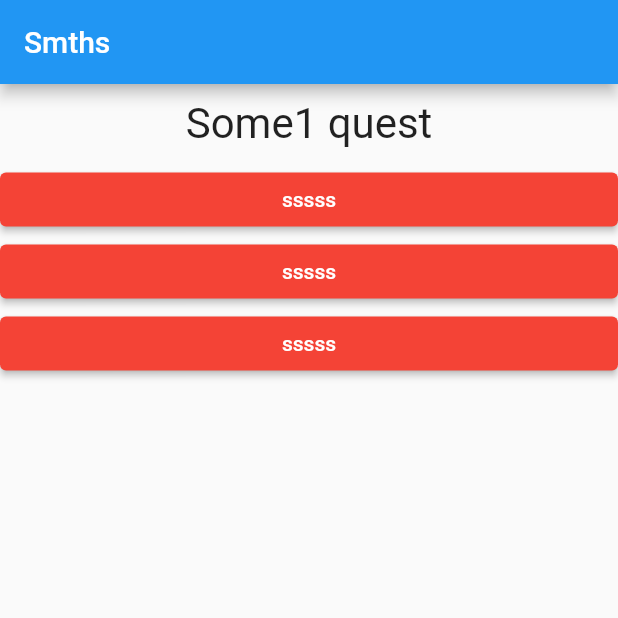
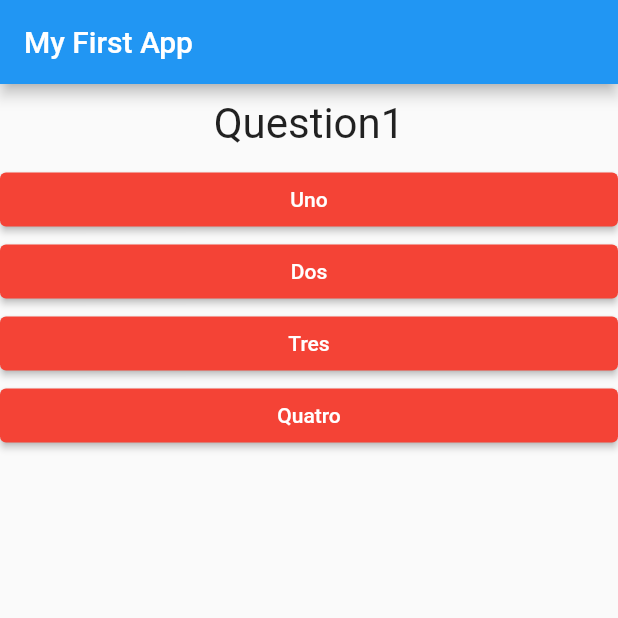
Before and after one commit to KrolArthur/flutter_quiz_app, a Flutter app: the screen it shows after launch, on a phone screen of 412 x 824 dp, the top half of it. Run offline on Flutter 3.47's test engine with Material 2 defaults, Android fonts, the phone set to English and light mode, and no system bars.

Commit message:
testing conditions in design

```diff
--- a/quiz_app/quiz_app/lib/answer.dart
+++ b/quiz_app/quiz_app/lib/answer.dart
@@ -2,7 +2,8 @@ import 'package:flutter/material.dart';
 
 class Answer extends StatelessWidget {
   final VoidCallback selectHandler;
-  Answer(this.selectHandler);
+  final String answerText;
+  Answer(this.selectHandler, this.answerText);
 
   @override
   Widget build(BuildContext context) {
@@ -12,7 +13,7 @@ class Answer extends StatelessWidget {
           style: ButtonStyle(
             backgroundColor: MaterialStateProperty.all(Colors.red),
           ),
-          onPressed: selectHandler, child: Text('sssss')),
+          onPressed: selectHandler, child: Text(answerText)),
     );
   }
 }
--- a/quiz_app/quiz_app/lib/main.dart
+++ b/quiz_app/quiz_app/lib/main.dart
@@ -13,8 +13,25 @@ class MyApp extends StatefulWidget {
 
 class myAppState extends State<MyApp> {
   var questionIndex = 0;
+  final questions = const [
+    {
+      'question' : 'Question1',
+      'answers' : ['Uno', 'Dos', 'Tres', 'Quatro']
+    },
+    {
+      'question' : 'Question2',
+      'answers' : ['Uno2', 'Dos2', 'Tres2', 'Quatro2']
+    },
+    {
+      'question' : 'Question3',
+      'answers' : ['Uno3', 'Dos3', 'Tres3', 'Quatro3']
+    }
+];
 
   void answerQuestion() {
+    if (questionIndex < questions.length) {
+
+    }
     setState(() {
       questionIndex += 1;
     });
@@ -22,18 +39,25 @@ class myAppState extends State<MyApp> {
 
   @override
   Widget build(BuildContext context) {
-    var questions = [
-      'Some1 quest',
-      'Some2 quest'
-    ];
-    return MaterialApp(home: Scaffold(
-      appBar: AppBar(title: Text('Smths'),),
-      body: Column(children: [
-        Question(questions[questionIndex]),
-        Answer(answerQuestion),
-        Answer(answerQuestion),
-        Answer(answerQuestion),
+
+    return MaterialApp(
+      home: Scaffold(
+        appBar: AppBar(
+          title: Text('My First App'),
+        ),
+        body: questionIndex < questions.length ? Column(
+          children: [
+            Question(
+              questions[questionIndex]['question'] as String,
+            ),
+            ...(questions[questionIndex]['answers'] as List<String>)
+                .map((answer) {
+              return Answer(answerQuestion, answer);
+            }).toList()
       ],)
+      : Center(
+          child: Text('You did it'),
+        ),
       ),
     );
   }
```
